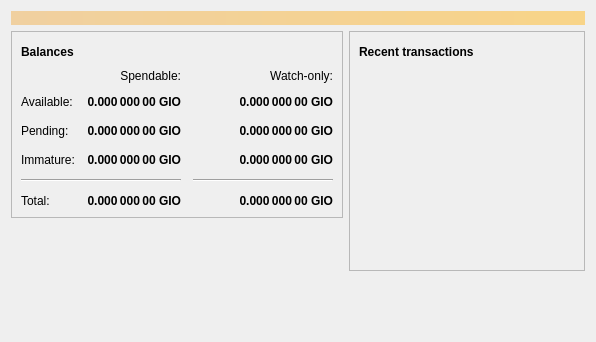
Before: the Qt Designer form src/qt/forms/overviewpage.ui in uvhw/bitcoin, drawn with Qt 5.
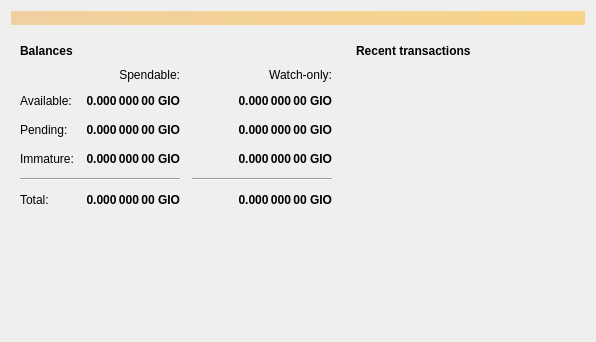
After: the same form once the commit is applied. Icons and pictures are not drawn.

Commit message: "Fusion" style adjustements for the windows wallet

What changed in the file:
```diff
--- a/src/qt/forms/overviewpage.ui
+++ b/src/qt/forms/overviewpage.ui
@@ -40,7 +40,7 @@
        <item>
         <widget class="QFrame" name="frame">
          <property name="frameShape">
-          <enum>QFrame::StyledPanel</enum>
+          <enum>QFrame::NoFrame</enum>
          </property>
          <property name="frameShadow">
           <enum>QFrame::Raised</enum>
@@ -426,7 +426,7 @@
        <item>
         <widget class="QFrame" name="frame_2">
          <property name="frameShape">
-          <enum>QFrame::StyledPanel</enum>
+          <enum>QFrame::NoFrame</enum>
          </property>
          <property name="frameShadow">
           <enum>QFrame::Raised</enum>
```
Left out of the diff: 4 changed lines with no effect on the pictures.
